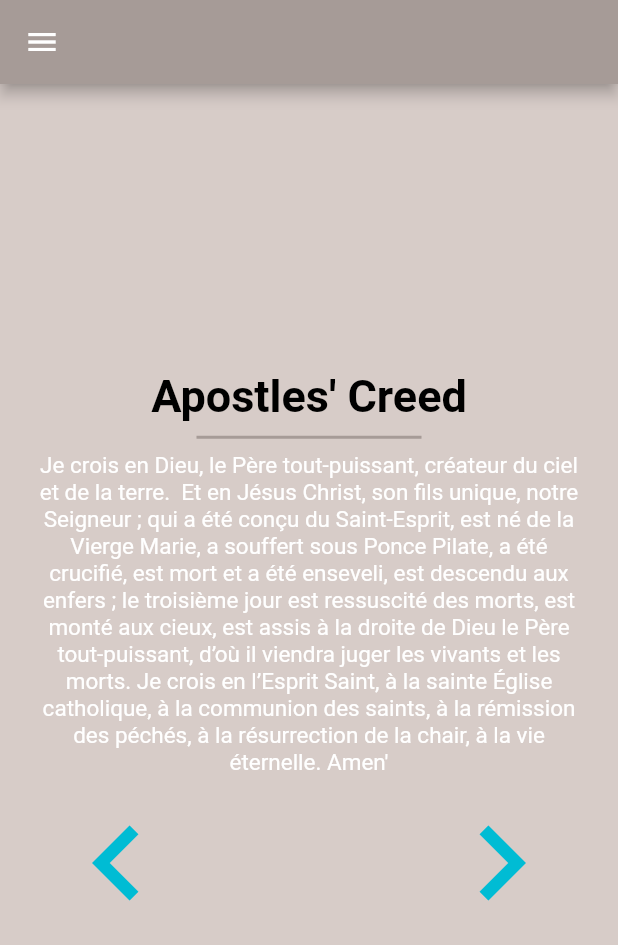
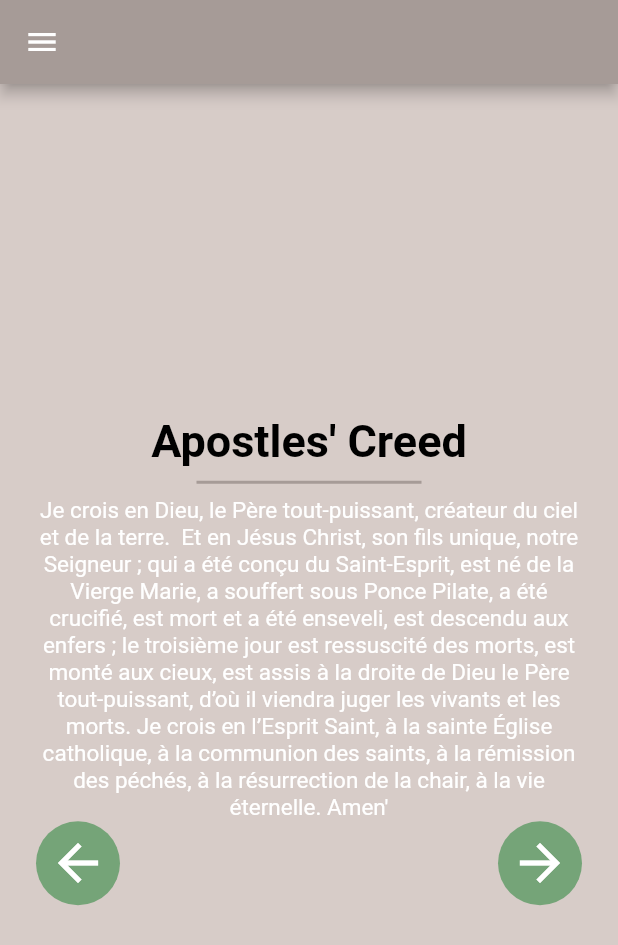
Before and after one commit to PierreJunior/MysteresApp, a Flutter app: the screen it shows after launch, after a tap on "Pray", on a phone screen of 412 x 824 dp. Shown: the top 945 px of the screen. Run offline on Flutter 3.47's test engine with Material 2 defaults, Android fonts, the phone set to English and light mode, and no system bars; our stand-ins replace awesome_snackbar_content, dropdown_button2, wave.

```diff
--- a/lib/screens/pray_screen.dart
+++ b/lib/screens/pray_screen.dart
@@ -98,6 +98,11 @@ class _PrayScreenState extends State<PrayScreen> {
                 mainAxisAlignment: MainAxisAlignment.spaceBetween,
                 children: [
                   TextButton(
+                    style: ButtonStyle(
+                        shape: MaterialStateProperty.all<OutlinedBorder>(
+                            const CircleBorder()),
+                        backgroundColor: MaterialStateProperty.all<Color>(
+                            ColorPalette.secondaryDark)),
                     onPressed: () {
                       if (_rosaryPrayerService.getCurrentStep() <= 1) {
                         null;
@@ -107,12 +112,17 @@ class _PrayScreenState extends State<PrayScreen> {
                       }
                     },
                     child: const Icon(
-                      Icons.navigate_before,
-                      color: Colors.cyan,
-                      size: 100,
+                      Icons.arrow_back,
+                      color: Colors.white,
+                      size: 40,
                     ),
                   ),
                   TextButton(
+                      style: ButtonStyle(
+                          shape: MaterialStateProperty.all<OutlinedBorder>(
+                              const CircleBorder()),
+                          backgroundColor: MaterialStateProperty.all<Color>(
+                              ColorPalette.secondaryDark)),
                       onPressed: () {
                         if (_rosaryPrayerService.getCurrentStep() >=
                             _rosaryPrayerService.getTotalPrayerSteps()) {
@@ -134,9 +144,9 @@ class _PrayScreenState extends State<PrayScreen> {
                         }
                       },
                       child: const Icon(
-                        Icons.navigate_next,
-                        color: Colors.cyan,
-                        size: 100,
+                        Icons.arrow_forward,
+                        color: Colors.white,
+                        size: 40,
                       )),
                 ],
               ),
```
